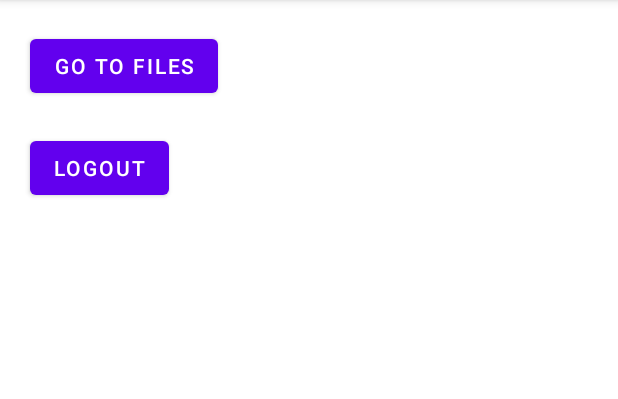
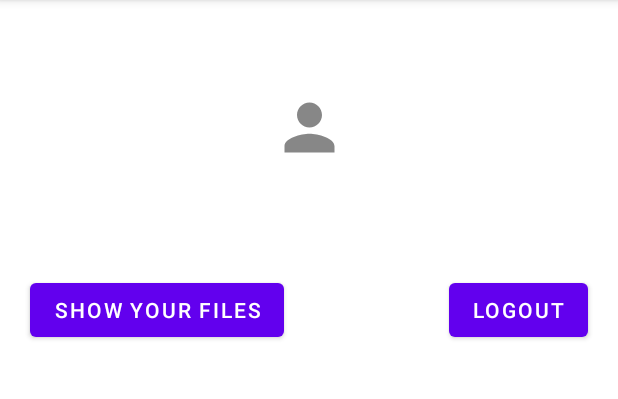
Before and after one commit to PatrykMCoder/CloudApp, an Android app: the UserFragment screen opened directly, with no data from a screen before it, on a phone screen of 412 x 824 dp, the part 84-483 px from its top. Run offline under Robolectric (Android 15) with nearby library versions, the phone set to English and light mode, and no system bars; our stand-ins replace Firebase (no records; nobody signed in at launch, a user with empty details on screens opened directly).

Commit message:
fix ui, clean up XML code

```diff
--- a/app/src/main/java/com/pmprogramms/cloudapp/fragment/FileDetailsFragment.kt
+++ b/app/src/main/java/com/pmprogramms/cloudapp/fragment/FileDetailsFragment.kt
@@ -36,7 +36,7 @@ class FileDetailsFragment : Fragment() {
                 binding.typeFile.setImageResource(R.drawable.ic_baseline_picture_as_pdf_24)
             }
         }
-        binding.titleFile.text = file.title
+        binding.titleFileTextView.text = file.title
 
         binding.downloadFile.setOnClickListener {
             firebaseViewModel.downloadFile(file.firebasePath, file.type)
--- a/app/src/main/java/com/pmprogramms/cloudapp/fragment/LoginFragment.kt
+++ b/app/src/main/java/com/pmprogramms/cloudapp/fragment/LoginFragment.kt
@@ -25,7 +25,7 @@ class LoginFragment : Fragment() {
         binding.loginButton.setOnClickListener {
             val progressBar = ProgressDialog.show(context, "Login...", "Please wait")
             val email = binding.emailEditText.text.trim().toString()
-            val password = binding.passwordEdit.text.toString()
+            val password = binding.passwordEditText.text.toString()
             val user = firebaseViewModel.signInWithEmail(email, password)
 
             user.observe(viewLifecycleOwner, {
--- a/app/src/main/java/com/pmprogramms/cloudapp/fragment/RegisterFragment.kt
+++ b/app/src/main/java/com/pmprogramms/cloudapp/fragment/RegisterFragment.kt
@@ -22,7 +22,7 @@ class RegisterFragment : Fragment() {
         binding.registerButton.setOnClickListener {
             val progressBar = ProgressDialog.show(context, "Create account...", "Please wait")
             val email = binding.emailEditText.text.trim().toString()
-            val password = binding.passwordEdit.text.toString()
+            val password = binding.passwordEditText.text.toString()
             val user = firebaseViewModel.createUserWithEmail(email, password)
 
             user.observe(viewLifecycleOwner, {
--- a/app/src/main/java/com/pmprogramms/cloudapp/fragment/UserFragment.kt
+++ b/app/src/main/java/com/pmprogramms/cloudapp/fragment/UserFragment.kt
@@ -21,7 +21,7 @@ class UserFragment : Fragment() {
         val binding = FragmentUserBinding.inflate(layoutInflater)
         val firebaseViewModel = ViewModelProvider(this).get(FirebaseViewModel::class.java)
 
-        binding.testButton.setOnClickListener {
+        binding.filesButton.setOnClickListener {
             findNavController().navigate(R.id.action_userFragment_to_filesFragment)
         }
 
@@ -33,7 +33,7 @@ class UserFragment : Fragment() {
         if (user != null) {
             user.observe(viewLifecycleOwner, { u ->
                 progressBar.cancel()
-                binding.test.text = u.email
+                binding.userEmailText.text = u.email
             })
         } else {
             progressBar.cancel()
--- a/app/src/main/java/com/pmprogramms/cloudapp/util/FileRecyclerViewAdapter.kt
+++ b/app/src/main/java/com/pmprogramms/cloudapp/util/FileRecyclerViewAdapter.kt
@@ -10,7 +10,6 @@ import androidx.navigation.findNavController
 import androidx.recyclerview.widget.RecyclerView
 import com.pmprogramms.cloudapp.R
 import com.pmprogramms.cloudapp.fragment.FilesFragmentDirections
-import com.pmprogramms.cloudapp.fragment.UserFragmentDirections
 import com.pmprogramms.cloudapp.helpers.FileType
 import com.pmprogramms.cloudapp.model.File
 
@@ -56,7 +55,7 @@ class FileRecyclerViewAdapter : RecyclerView.Adapter<FileViewHolder>() {
 }
 
 class FileViewHolder(itemView: View) : RecyclerView.ViewHolder(itemView) {
-    val titleTextView: TextView = itemView.findViewById(R.id.title_file)
+    val titleTextView: TextView = itemView.findViewById(R.id.title_file_text_view)
     val imageType: ImageView = itemView.findViewById(R.id.type_file)
     val cardContainer: CardView = itemView.findViewById(R.id.card_container)
 }
--- /dev/null
+++ b/app/src/main/res/drawable/ic_baseline_person_24.xml
@@ -0,0 +1,5 @@
+<vector android:height="24dp" android:tint="#878787"
+    android:viewportHeight="24" android:viewportWidth="24"
+    android:width="24dp" xmlns:android="http://schemas.android.com/apk/res/android">
+    <path android:fillColor="@android:color/white" android:pathData="M12,12c2.21,0 4,-1.79 4,-4s-1.79,-4 -4,-4 -4,1.79 -4,4 1.79,4 4,4zM12,14c-2.67,0 -8,1.34 -8,4v2h16v-2c0,-2.66 -5.33,-4 -8,-4z"/>
+</vector>
--- a/app/src/main/res/layout/activity_main.xml
+++ b/app/src/main/res/layout/activity_main.xml
@@ -7,7 +7,7 @@
     android:layout_height="match_parent"
     tools:context=".MainActivity">
 
-    <fragment
+    <androidx.fragment.app.FragmentContainerView
         android:id="@+id/fragment"
         android:name="androidx.navigation.fragment.NavHostFragment"
         android:layout_width="match_parent"
--- a/app/src/main/res/layout/file_item.xml
+++ b/app/src/main/res/layout/file_item.xml
@@ -26,7 +26,7 @@
                 android:contentDescription="@string/app_name" />
 
             <TextView
-                android:id="@+id/title_file"
+                android:id="@+id/title_file_text_view"
                 android:layout_width="wrap_content"
                 android:layout_height="wrap_content"
                 android:layout_below="@id/type_file"
--- a/app/src/main/res/layout/fragment_user.xml
+++ b/app/src/main/res/layout/fragment_user.xml
@@ -6,35 +6,52 @@
     android:layout_height="match_parent"
     tools:context=".fragment.UserFragment">
 
-    <!-- TODO: Update blank fragment layout -->
-
-    <TextView
-        android:id="@+id/test"
-        android:layout_width="match_parent"
-        android:layout_height="match_parent"
-        android:layout_marginStart="20dp"
-        android:text="@string/hello_blank_fragment"
+    <ImageView
+        android:id="@+id/user_profile_image"
+        android:layout_width="50dp"
+        android:layout_height="50dp"
+        android:layout_marginStart="150dp"
+        android:layout_marginTop="60dp"
+        android:layout_marginEnd="150dp"
+        android:contentDescription="@string/app_name"
+        android:src="@drawable/ic_baseline_person_24"
+        app:layout_constraintEnd_toEndOf="parent"
         app:layout_constraintStart_toStartOf="parent"
         app:layout_constraintTop_toTopOf="parent" />
 
+    <TextView
+        android:id="@+id/user_email_text"
+        android:layout_width="match_parent"
+        android:layout_height="wrap_content"
+        android:layout_marginStart="20dp"
+        android:layout_marginTop="20dp"
+        android:layout_marginEnd="20dp"
+        android:text="@string/username"
+        android:textSize="24sp"
+        app:layout_constraintEnd_toEndOf="parent"
+        app:layout_constraintStart_toStartOf="parent"
+        app:layout_constraintTop_toBottomOf="@+id/user_profile_image" />
+
     <Button
-        android:id="@+id/test_button"
+        android:id="@+id/files_button"
         android:layout_width="wrap_content"
         android:layout_height="wrap_content"
         android:layout_marginStart="20dp"
         android:layout_marginTop="20dp"
-        android:text="go to files"
+        android:text="@string/show_your_files"
         app:layout_constraintStart_toStartOf="parent"
-        app:layout_constraintTop_toTopOf="parent" />
+        app:layout_constraintTop_toBottomOf="@+id/user_email_text" />
 
     <Button
         android:id="@+id/logout_button"
         android:layout_width="wrap_content"
         android:layout_height="wrap_content"
-        android:layout_marginStart="20dp"
         android:layout_marginTop="20dp"
-        android:text="Logout"
-        app:layout_constraintStart_toStartOf="parent"
-        app:layout_constraintTop_toBottomOf="@+id/test_button" />
+        android:layout_marginEnd="20dp"
+        android:text="@string/logout"
+        app:layout_constraintEnd_toEndOf="parent"
+        app:layout_constraintHorizontal_bias="1.0"
+        app:layout_constraintStart_toEndOf="@+id/files_button"
+        app:layout_constraintTop_toBottomOf="@+id/user_email_text" />
 
 </androidx.constraintlayout.widget.ConstraintLayout>
--- a/app/src/main/res/values/strings.xml
+++ b/app/src/main/res/values/strings.xml
@@ -1,6 +1,5 @@
 <resources>
     <string name="app_name">CloudApp</string>
-    <!-- TODO: Remove or change this placeholder text -->
     <string name="hello_blank_fragment">Hello blank fragment</string>
     <string name="email">Email</string>
     <string name="password">password</string>
@@ -10,4 +9,8 @@
     <string name="video">Video</string>
     <string name="pdf">PDF</string>
     <string name="download">download</string>
+    <string name="username">username</string>
+    <string name="show_your_files">Show your files</string>
+    <string name="logout">Logout</string>
+    <string name="title_file">hellowordl.txt</string>
 </resources>
```
Also changed, not shown: app/src/main/res/layout/fragment_file_details.xml (+17 -11 lines), app/src/main/res/layout/fragment_files.xml (+5 -4 lines), app/src/main/res/layout/fragment_login.xml (+10 -12 lines), app/src/main/res/layout/fragment_register.xml (+8 -10 lines).
